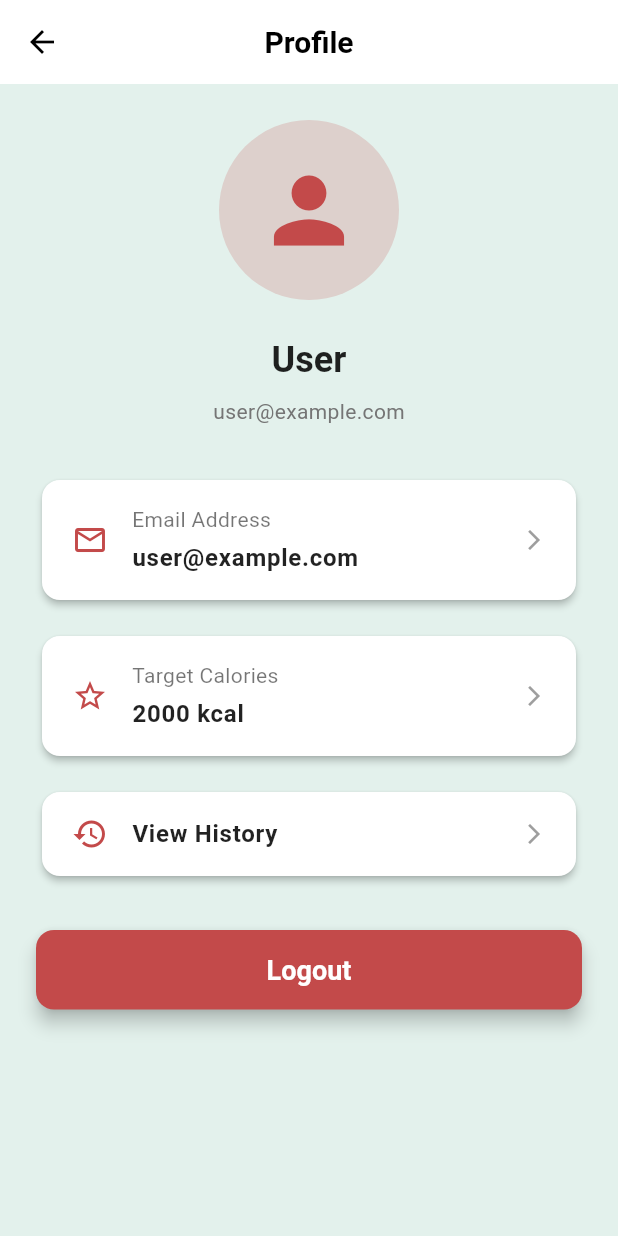
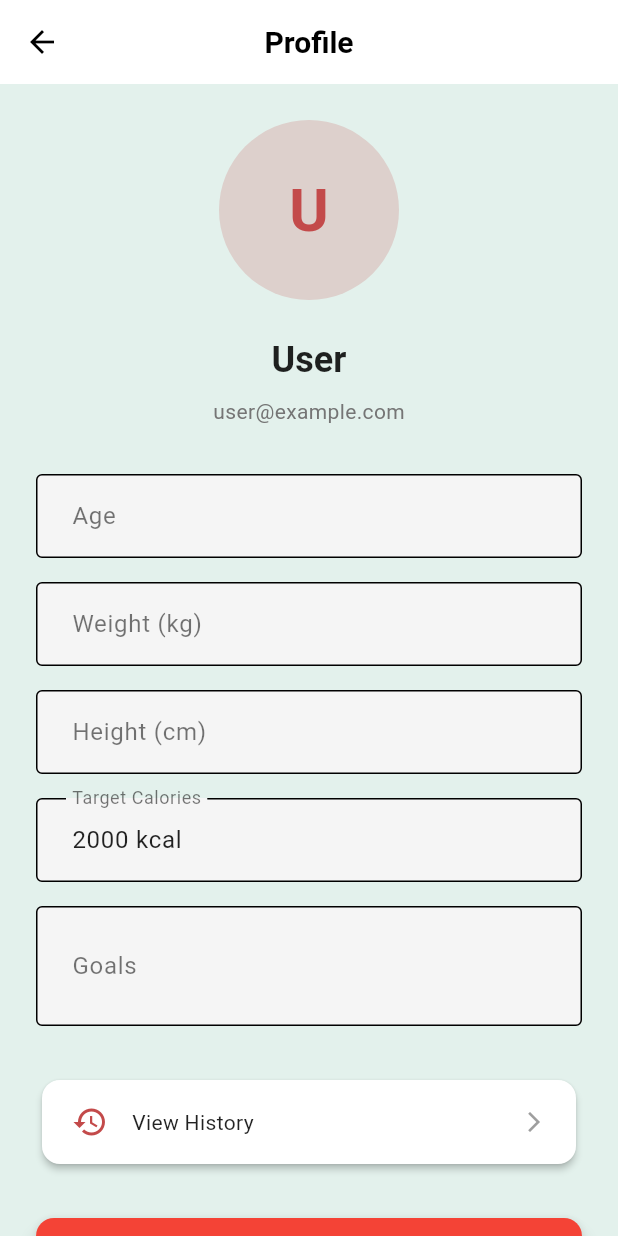
Before and after one commit to Azul-max/tutorial-app-dev, a Flutter app: the ProfilePage screen opened by its route, on a phone screen of 412 x 824 dp. Run offline on Flutter 3.47's test engine with Material 3 defaults, Android fonts, the phone set to English and light mode, and no system bars; our stand-ins replace shared_preferences, table_calendar; accounts and stored records are empty.

Commit message:
Update ProfilePage.dart

```diff
--- a/lib/ProfilePage.dart
+++ b/lib/ProfilePage.dart
@@ -1,104 +1,159 @@
 import 'package:flutter/material.dart';
-import 'HistoryPage.dart'; // Import the HistoryPage
+import 'HistoryPage.dart'; // Ensure this file exists
 
-class ProfilePage extends StatelessWidget {
+class ProfilePage extends StatefulWidget {
   final String name;
   final String email;
-  // Removed targetCalories as it's not being used dynamically here and was removed from constructor
+  final String targetCalories;
 
-  const ProfilePage({super.key, required this.name, required this.email});
+  const ProfilePage({
+    super.key,
+    required this.name,
+    required this.email,
+    this.targetCalories = '2000 kcal',
+  });
+
+  @override
+  State<ProfilePage> createState() => _ProfilePageState();
+}
+
+class _ProfilePageState extends State<ProfilePage> {
+  final _formKey = GlobalKey<FormState>();
+  late TextEditingController ageController;
+  late TextEditingController weightController;
+  late TextEditingController heightController;
+  late TextEditingController targetCaloriesController;
+  late TextEditingController goalsController;
+
+  @override
+  void initState() {
+    super.initState();
+    ageController = TextEditingController();
+    weightController = TextEditingController();
+    heightController = TextEditingController();
+    targetCaloriesController = TextEditingController(text: widget.targetCalories);
+    goalsController = TextEditingController();
+  }
+
+  @override
+  void dispose() {
+    ageController.dispose();
+    weightController.dispose();
+    heightController.dispose();
+    targetCaloriesController.dispose();
+    goalsController.dispose();
+    super.dispose();
+  }
 
   @override
   Widget build(BuildContext context) {
+    final theme = Theme.of(context);
+
     return Scaffold(
       appBar: AppBar(
         title: const Text('Profile'),
       ),
       body: SingleChildScrollView(
-        child: Padding(
         padding: const EdgeInsets.all(24.0),
+        child: Form(
+          key: _formKey,
           child: Column(
-            crossAxisAlignment: CrossAxisAlignment.center, // Center contents horizontally
+            crossAxisAlignment: CrossAxisAlignment.center,
             children: [
-              // User Avatar/Icon
+              // Avatar
               CircleAvatar(
                 radius: 60,
-                backgroundColor: Theme.of(context).primaryColor.withOpacity(0.2), // Light primary color
-                child: Icon(
-                  Icons.person,
-                  size: 70,
-                  color: Theme.of(context).primaryColor, // Primary color for icon
+                backgroundColor: theme.primaryColor.withOpacity(0.2),
+                child: Text(
+                  widget.name.isNotEmpty ? widget.name[0].toUpperCase() : '?',
+                  style: TextStyle(
+                    fontSize: 40,
+                    fontWeight: FontWeight.bold,
+                    color: theme.primaryColor,
+                  ),
                 ),
               ),
               const SizedBox(height: 24),
 
-              // Username and Email Display
+              // Name and Email
               Text(
-                name,
-                style: Theme.of(context).textTheme.headlineSmall?.copyWith(fontWeight: FontWeight.bold),
+                widget.name.isNotEmpty ? widget.name : 'No Name',
+                style: theme.textTheme.headlineSmall?.copyWith(fontWeight: FontWeight.bold),
               ),
               const SizedBox(height: 8),
               Text(
-                email,
-                style: Theme.of(context).textTheme.bodyMedium?.copyWith(color: Colors.grey[600]),
+                widget.email.isNotEmpty ? widget.email : 'No Email',
+                style: theme.textTheme.bodyMedium?.copyWith(color: Colors.grey[600]),
               ),
               const SizedBox(height: 32),
 
-              // Profile Detail Cards
+              _buildInputField(label: "Age", controller: ageController, keyboardType: TextInputType.number),
+              const SizedBox(height: 16),
+              _buildInputField(label: "Weight (kg)", controller: weightController, keyboardType: TextInputType.number),
+              const SizedBox(height: 16),
+              _buildInputField(label: "Height (cm)", controller: heightController, keyboardType: TextInputType.number),
+              const SizedBox(height: 16),
+              _buildInputField(label: "Target Calories", controller: targetCaloriesController),
+              const SizedBox(height: 16),
+              _buildInputField(label: "Goals", controller: goalsController, maxLines: 2),
+              const SizedBox(height: 32),
+
+              // History Navigation
               _buildProfileCard(
                 context,
-                icon: Icons.email_outlined,
-                title: 'Email Address',
-                value: email,
-              ),
-              const SizedBox(height: 16),
-              _buildProfileCard(
-                context,
-                icon: Icons.star_border,
-                title: 'Target Calories', // Placeholder, ideally dynamic
-                value: '2000 kcal', // Hardcoded for now, could be dynamic
-              ),
-              const SizedBox(height: 16),
-              // NEW: History Link Card
-              Card(
-                child: InkWell( // Use InkWell for a ripple effect on tap
+                icon: Icons.history,
+                title: 'View History',
+                value: '',
                 onTap: () {
                   Navigator.push(
                     context,
-                      MaterialPageRoute(builder: (context) => const HistoryPage()),
+                    MaterialPageRoute(builder: (_) => const HistoryPage()),
                   );
                 },
-                  child: Padding(
-                    padding: const EdgeInsets.symmetric(vertical: 16.0, horizontal: 20.0),
-                    child: Row(
-                      children: [
-                        Icon(Icons.history, color: Theme.of(context).primaryColor),
-                        const SizedBox(width: 16),
-                        Expanded(
-                          child: Text(
-                            'View History',
-                            style: Theme.of(context).textTheme.bodyLarge?.copyWith(fontWeight: FontWeight.bold),
               ),
-                        ),
-                        const Icon(Icons.arrow_forward_ios, size: 16, color: Colors.grey),
-                      ],
+              const SizedBox(height: 32),
+
+              // Submit / Save Button
+              SizedBox(
+                width: double.infinity,
+                child: ElevatedButton.icon(
+                  onPressed: () {
+                    if (_formKey.currentState!.validate()) {
+                      // Save logic here
+                      ScaffoldMessenger.of(context).showSnackBar(
+                        const SnackBar(content: Text('Profile updated!')),
+                      );
+                    }
+                  },
+                  icon: const Icon(Icons.save),
+                  label: const Text('Save Changes'),
+                  style: ElevatedButton.styleFrom(
+                    padding: const EdgeInsets.symmetric(vertical: 16),
+                    backgroundColor: theme.colorScheme.primary,
+                    foregroundColor: Colors.white,
+                    textStyle: const TextStyle(fontSize: 16, fontWeight: FontWeight.bold),
                   ),
                 ),
               ),
-              ),
-              const SizedBox(height: 32),
+              const SizedBox(height: 16),
 
               // Logout Button
               SizedBox(
                 width: double.infinity,
-                child: ElevatedButton(
+                child: OutlinedButton.icon(
                   onPressed: () {
-                    // TODO: Implement logout functionality
                     ScaffoldMessenger.of(context).showSnackBar(
                       const SnackBar(content: Text('Logout functionality coming soon!')),
                     );
                   },
-                  child: const Text('Logout'),
+                  icon: const Icon(Icons.logout),
+                  label: const Text('Logout'),
+                  style: OutlinedButton.styleFrom(
+                    padding: const EdgeInsets.symmetric(vertical: 16),
+                    foregroundColor: theme.colorScheme.error,
+                    side: BorderSide(color: theme.colorScheme.error),
+                    textStyle: const TextStyle(fontSize: 16, fontWeight: FontWeight.bold),
+                  ),
                 ),
               ),
             ],
@@ -108,33 +163,60 @@ class ProfilePage extends StatelessWidget {
     );
   }
 
-  /// Helper method to build a consistent profile detail card
-  Widget _buildProfileCard(BuildContext context, {required IconData icon, required String title, required String value}) {
+  /// Reusable input field
+  Widget _buildInputField({
+    required String label,
+    required TextEditingController controller,
+    TextInputType keyboardType = TextInputType.text,
+    int maxLines = 1,
+  }) {
+    return TextFormField(
+      controller: controller,
+      keyboardType: keyboardType,
+      maxLines: maxLines,
+      decoration: InputDecoration(
+        labelText: label,
+        border: const OutlineInputBorder(),
+      ),
+      validator: (value) {
+        if (value == null || value.trim().isEmpty) {
+          return 'Please enter $label';
+        }
+        return null;
+      },
+    );
+  }
+
+  /// Reusable profile card
+  Widget _buildProfileCard(
+    BuildContext context, {
+    required IconData icon,
+    required String title,
+    required String value,
+    VoidCallback? onTap,
+  }) {
+    final theme = Theme.of(context);
+
     return Card(
+      child: InkWell(
+        onTap: onTap,
+        borderRadius: BorderRadius.circular(8),
         child: Padding(
           padding: const EdgeInsets.symmetric(vertical: 16.0, horizontal: 20.0),
           child: Row(
             children: [
-            Icon(icon, color: Theme.of(context).primaryColor),
+              Icon(icon, color: theme.primaryColor),
               const SizedBox(width: 16),
               Expanded(
-              child: Column(
-                crossAxisAlignment: CrossAxisAlignment.start,
-                children: [
-                  Text(
+                child: Text(
                   title,
-                    style: Theme.of(context).textTheme.bodyMedium?.copyWith(color: Colors.black54),
+                  style: theme.textTheme.bodyMedium?.copyWith(color: Colors.black87),
                 ),
-                  const SizedBox(height: 4),
-                  Text(
-                    value,
-                    style: Theme.of(context).textTheme.bodyLarge?.copyWith(fontWeight: FontWeight.bold),
               ),
+              if (onTap != null)
+                const Icon(Icons.arrow_forward_ios, size: 16, color: Colors.grey),
             ],
           ),
-            ),
-            const Icon(Icons.arrow_forward_ios, size: 16, color: Colors.grey),
-          ],
         ),
       ),
     );
```
Lines whose indentation alone changed are shown as unchanged.
